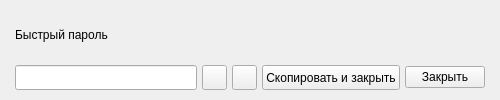
Before: the Qt Designer form core/ui/layout/raw/generator_short_popup_widget.ui in akato-the-dragon/Obscura, drawn with Qt 5.
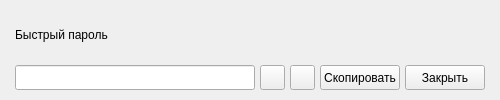
After: the same form once the commit is applied.

What changed in the file:
```diff
--- a/core/ui/layout/raw/generator_short_popup_widget.ui
+++ b/core/ui/layout/raw/generator_short_popup_widget.ui
@@ -124,6 +124,12 @@
          <height>25</height>
         </size>
        </property>
+       <property name="maximumSize">
+        <size>
+         <width>16777215</width>
+         <height>25</height>
+        </size>
+       </property>
        <property name="cursor">
         <cursorShape>PointingHandCursor</cursorShape>
        </property>
@@ -131,12 +137,24 @@
         <enum>Qt::TabFocus</enum>
        </property>
        <property name="text">
-        <string>Скопировать и закрыть</string>
+        <string>Скопировать</string>
        </property>
       </widget>
      </item>
      <item>
       <widget class="QPushButton" name="close_button">
+       <property name="minimumSize">
+        <size>
+         <width>0</width>
+         <height>25</height>
+        </size>
+       </property>
+       <property name="maximumSize">
+        <size>
+         <width>16777215</width>
+         <height>25</height>
+        </size>
+       </property>
        <property name="cursor">
         <cursorShape>PointingHandCursor</cursorShape>
        </property>
```
Left out of the diff: 17 changed lines with no effect on the pictures.
